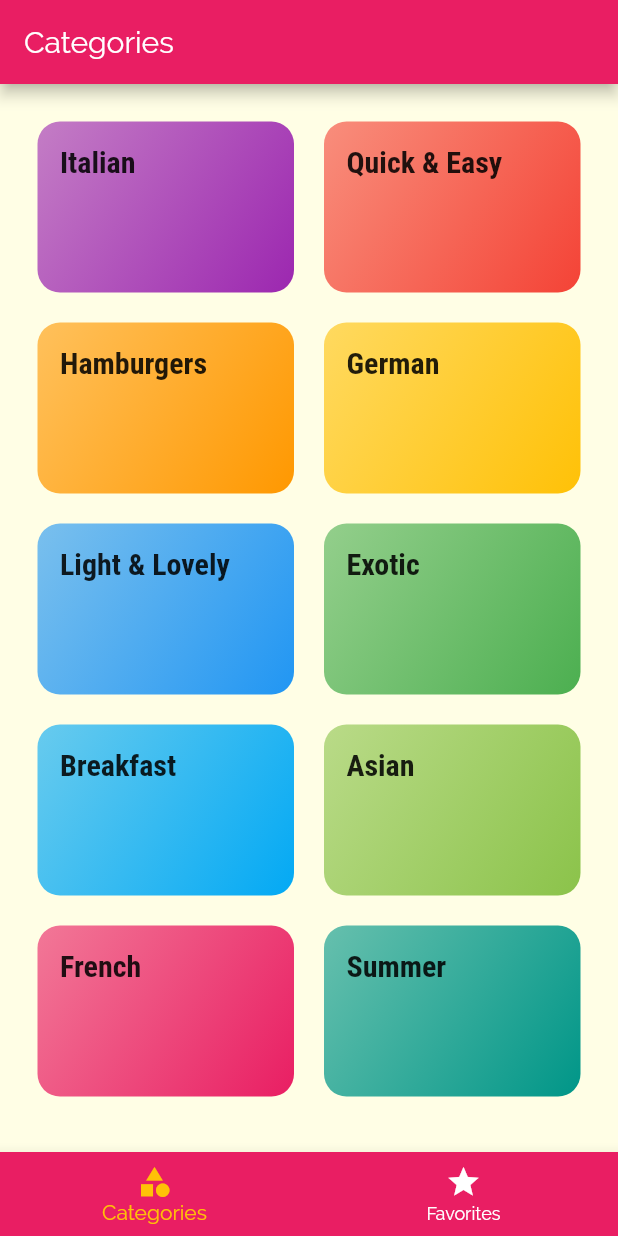
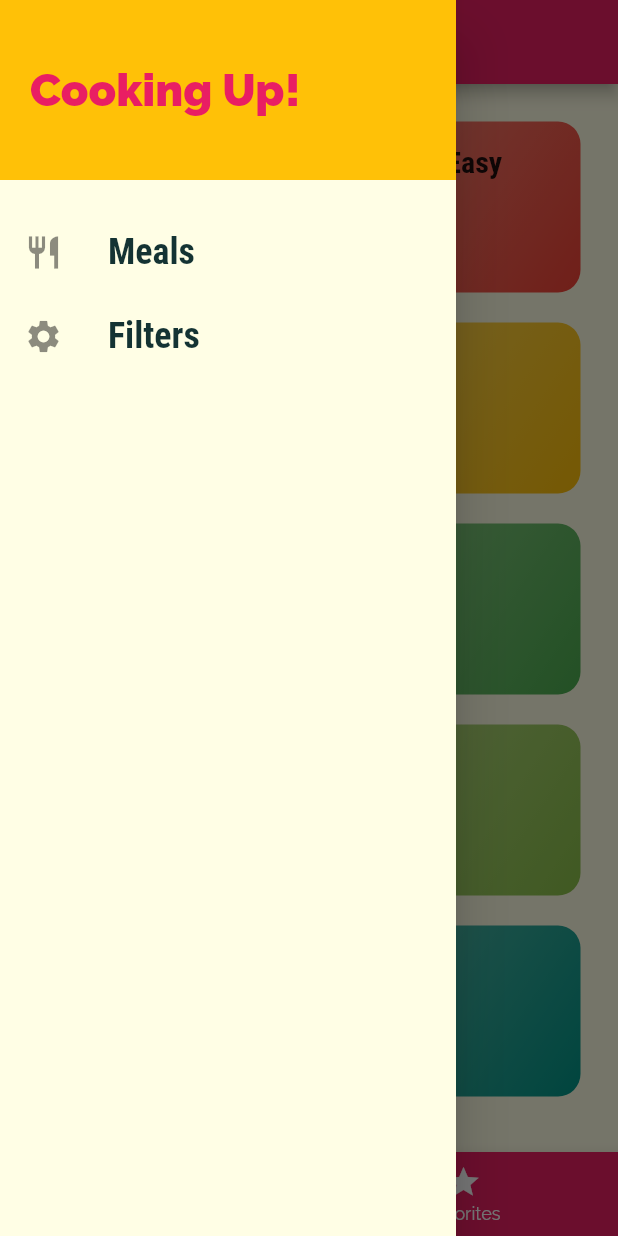
Before and after one commit to gleich/Meal-App, a Flutter app: the screen it shows after launch, with the side drawer open (before the commit the screen has no drawer), on a phone screen of 412 x 824 dp. Run offline on Flutter 3.47's test engine with Material 2 defaults, Android fonts, the phone set to English and light mode, and no system bars.

Commit message:
Setup drawer

```diff
--- a/lib/main.dart
+++ b/lib/main.dart
@@ -1,5 +1,6 @@
 import 'package:flutter/material.dart';
 
+import './screens/filters_screen.dart';
 import './screens/tabs_screen.dart';
 import './screens/categories_screen.dart';
 import './screens/category_meals_screen.dart';
@@ -36,6 +37,7 @@
       routes: {
         CategoryMealsScreen.routeName: (ctx) => CategoryMealsScreen(),
         MealDetailScreen.routeName: (ctx) => MealDetailScreen(),
+        FilterScreen.routeName: (ctx) => FilterScreen(),
       },
       onUnknownRoute: (_) => MaterialPageRoute(
         builder: (ctx) => CategoriesScreen(),
--- /dev/null
+++ b/lib/screens/filters_screen.dart
@@ -0,0 +1,22 @@
+import 'package:flutter/material.dart';
+
+import '../widgets/main_drawer.dart';
+
+class FilterScreen extends StatelessWidget {
+  static const routeName = "/filtersScreen";
+
+  @override
+  Widget build(BuildContext context) {
+    return Scaffold(
+      appBar: AppBar(
+        title: Text("Your Filters"),
+      ),
+      drawer: MainDrawer(),
+      body: Center(
+        child: Text(
+          "Filters!",
+        ),
+      ),
+    );
+  }
+}
--- a/lib/screens/tabs_screen.dart
+++ b/lib/screens/tabs_screen.dart
@@ -1,5 +1,6 @@
 import 'package:flutter/material.dart';
 
+import '../widgets/main_drawer.dart';
 import '../screens/categories_screen.dart';
 import '../screens/favorites_screen.dart';
 
@@ -33,6 +34,7 @@
       appBar: AppBar(
         title: Text(_pages[_selectedPageIndex]["title"]),
       ),
+      drawer: MainDrawer(),
       body: _pages[_selectedPageIndex]["page"],
       bottomNavigationBar: BottomNavigationBar(
         onTap: _selectPage,
--- /dev/null
+++ b/lib/widgets/main_drawer.dart
@@ -0,0 +1,69 @@
+import 'package:flutter/material.dart';
+
+import '../screens/filters_screen.dart';
+
+class MainDrawer extends StatelessWidget {
+  Widget _buildListTile(
+    String title,
+    IconData icon,
+    Function tapHandler,
+  ) {
+    return ListTile(
+      leading: Icon(
+        icon,
+        size: 26,
+      ),
+      title: Text(
+        title,
+        style: TextStyle(
+          fontFamily: "RobotoCondensed",
+          fontSize: 24,
+          fontWeight: FontWeight.bold,
+        ),
+      ),
+      onTap: tapHandler,
+    );
+  }
+
+  @override
+  Widget build(BuildContext context) {
+    return Drawer(
+      child: Column(
+        children: <Widget>[
+          Container(
+            color: Theme.of(context).accentColor,
+            height: 120,
+            width: double.infinity,
+            padding: EdgeInsets.all(20),
+            alignment: Alignment.centerLeft,
+            child: Text(
+              "Cooking Up!",
+              style: TextStyle(
+                fontWeight: FontWeight.w900,
+                fontSize: 30,
+                color: Theme.of(context).primaryColor,
+              ),
+            ),
+          ),
+          SizedBox(
+            height: 20,
+          ),
+          _buildListTile(
+            "Meals",
+            Icons.restaurant,
+            () {
+              Navigator.of(context).pushNamed("/");
+            },
+          ),
+          _buildListTile(
+            "Filters",
+            Icons.settings,
+            () {
+              Navigator.of(context).pushNamed(FilterScreen.routeName);
+            },
+          ),
+        ],
+      ),
+    );
+  }
+}
```
